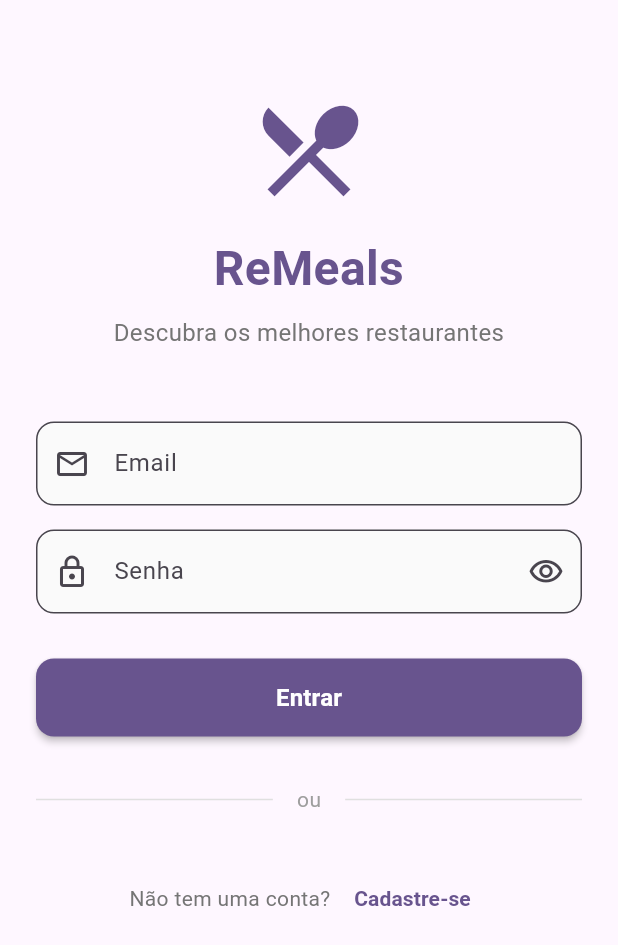
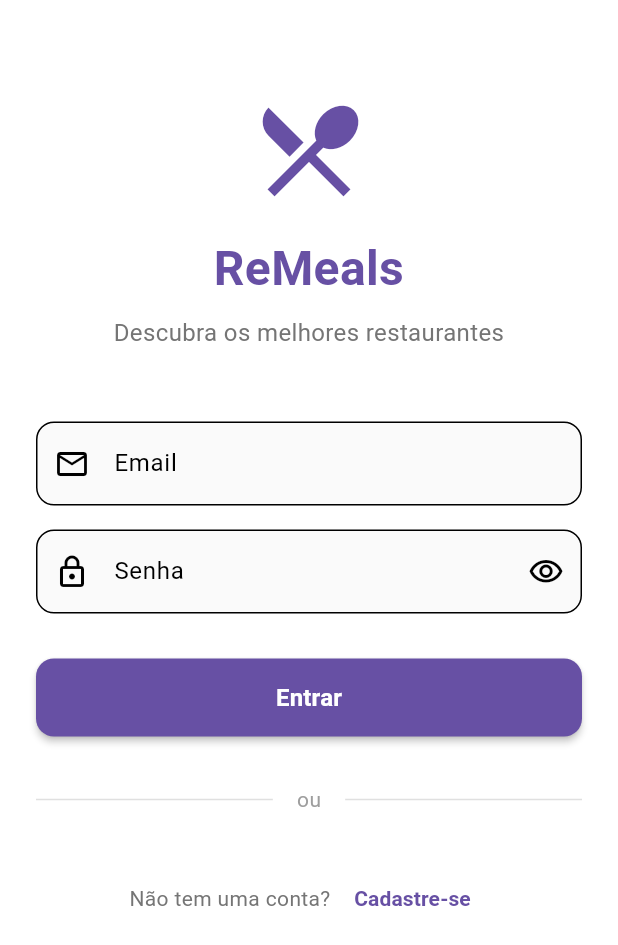
Before and after one commit to junio-ifpiads2025/ReMeal, a Flutter app: the screen it shows after launch, on a phone screen of 412 x 824 dp. Shown: the top 945 px of the screen. Run offline on Flutter 3.47's test engine with Material 3 defaults, Android fonts, the light colour scheme and no system bars; our stand-ins replace flutter_riverpod, shared_preferences.

Commit message:
Refatora o tema da aplicação para utilizar esquemas de cores fixos em vez de gerar a partir de uma semente

```diff
--- a/lib/main.dart
+++ b/lib/main.dart
@@ -25,16 +25,20 @@ class MyApp extends ConsumerWidget {
     return MaterialApp(
       debugShowCheckedModeBanner: false,
       theme: ThemeData(
-        colorScheme: ColorScheme.fromSeed(
-          seedColor: Colors.deepPurple,
-          brightness: Brightness.light,
+        colorScheme: const ColorScheme.light(
+          primary: Color(0xFF6750A4),
+          onPrimary: Color(0xFFFFFFFF),
+          primaryContainer: Color(0xFFEADDFF),
+          onPrimaryContainer: Color(0xFF4F378B),
         ),
         brightness: Brightness.light,
       ),
       darkTheme: ThemeData(
-        colorScheme: ColorScheme.fromSeed(
-          seedColor: Colors.deepPurple,
-          brightness: Brightness.dark,
+        colorScheme: const ColorScheme.dark(
+          primary: Color(0xFFD0BCFF),
+          onPrimary: Color(0xFF381E72),
+          primaryContainer: Color(0xFF4F378B),
+          onPrimaryContainer: Color(0xFFEADDFF),
         ),
         brightness: Brightness.dark,
       ),
```
